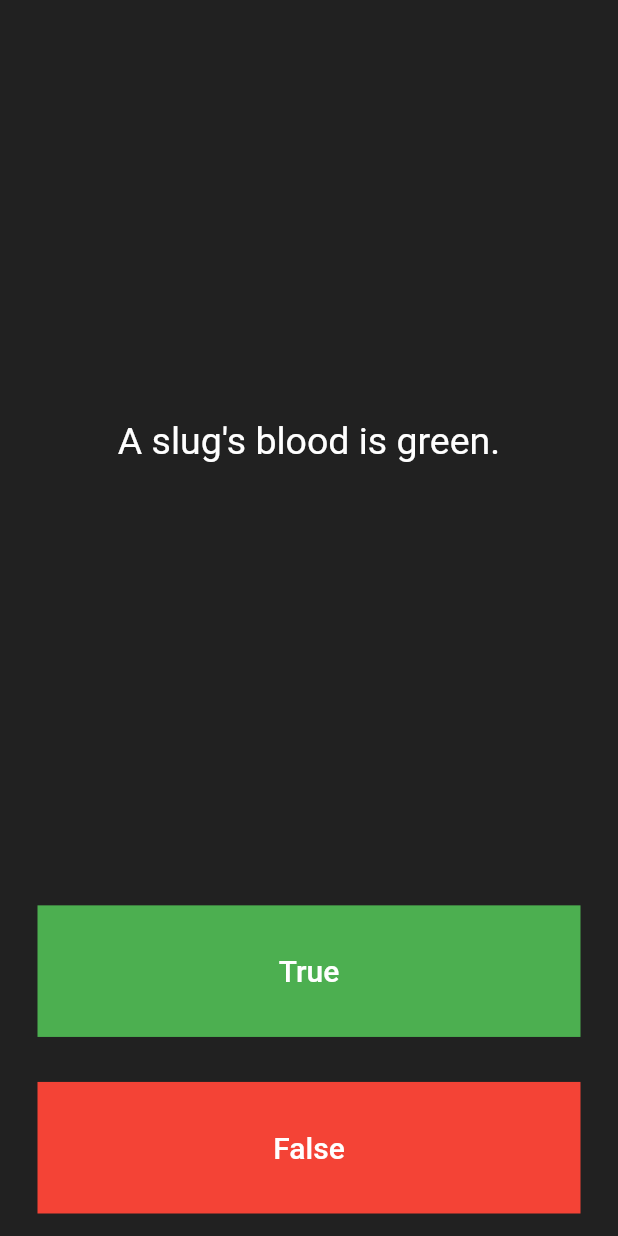
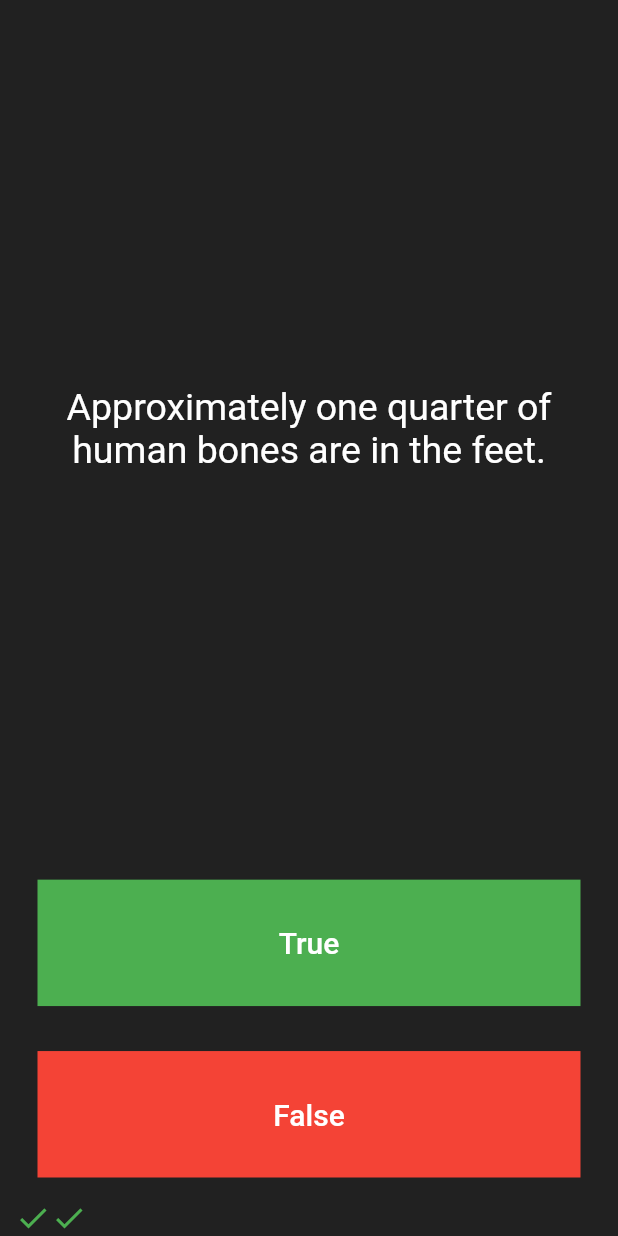
Before and after one commit to daksh1069/quizzler_flutter, a Flutter app: the screen it shows after launch, after a tap on "True", after a tap on "False", on a phone screen of 412 x 824 dp. Run offline on Flutter 3.47's test engine with Material 2 defaults, Android fonts, the phone set to English and light mode, and no system bars; our stand-ins replace rflutter_alert.

Commit message:
final Commit

```diff
--- a/lib/main.dart
+++ b/lib/main.dart
@@ -1,4 +1,6 @@
 import 'package:flutter/material.dart';
+import 'quiz_brain.dart';
+import 'package:rflutter_alert/rflutter_alert.dart';
 
 void main() {
   runApp(Quizzler());
@@ -27,14 +29,40 @@ class QuizPage extends StatefulWidget {
 }
 
 class _QuizPageState extends State<QuizPage> {
+  QuizBrain quizBrain = QuizBrain();
   List<Icon> scoreKeeper = [];
-  List<String> questions = [
-    'You can lead a cow down stairs but not up stairs.',
-    'Approximately one quarter of human bones are in the feet.',
-    'A slug\'s blood is green.'
-  ];
-  List<bool> answers = [false, true, true];
-  int questionNumber = 0;
+
+  checkAnswer(userPickedAnswer) {
+    setState(() {
+      if (quizBrain.isFinished()) {
+        Alert(
+                context: context,
+                title: "Quiz is Complete",
+                desc: "Restarting the Quiz.")
+            .show();
+        quizBrain.reset();
+        scoreKeeper = [];
+      } else {
+        bool correctAnswer = quizBrain.getQuestionAnswer();
+        if (userPickedAnswer == correctAnswer) {
+          scoreKeeper.add(Icon(
+            Icons.check,
+            color: Colors.green,
+          ));
+        } else {
+          scoreKeeper.add(
+            Icon(
+              Icons.close,
+              color: Colors.red,
+            ),
+          );
+        }
+
+        quizBrain.nextQuestion();
+      }
+    });
+  }
+
   @override
   Widget build(BuildContext context) {
     return Column(
@@ -47,7 +75,7 @@ class _QuizPageState extends State<QuizPage> {
             padding: EdgeInsets.all(10.0),
             child: Center(
               child: Text(
-                questions[questionNumber],
+                quizBrain.getQuestionText(),
                 textAlign: TextAlign.center,
                 style: TextStyle(
                   fontSize: 25.0,
@@ -71,15 +99,9 @@ class _QuizPageState extends State<QuizPage> {
                   ),
                 ),
                 onPressed: () {
-                  bool correctAnswer = answers[questionNumber];
-                  if (correctAnswer == true) {
-                    print('user got it right');
-                  } else {
-                    print('user got it wrong');
-                  }
-                  setState(() {
-                    questionNumber++;
-                  });
+                  bool correctAnswer = quizBrain.getQuestionAnswer();
+                  checkAnswer(true);
+
                   //The user picked true.
                 },
               ),
@@ -100,15 +122,8 @@ class _QuizPageState extends State<QuizPage> {
                   ),
                 ),
                 onPressed: () {
-                  bool correctAnswer = answers[questionNumber];
-                  if (correctAnswer == false) {
-                    print('user got it right');
-                  } else {
-                    print('user got it wrong');
-                  }
-                  setState(() {
-                    questionNumber++;
-                  });
+                  bool correctAnswer = quizBrain.getQuestionAnswer();
+                  checkAnswer(false);
                   //The user picked true.
                 },
               ),
--- /dev/null
+++ b/lib/questions.dart
@@ -0,0 +1,8 @@
+class Question {
+  String questionText = '';
+  bool questionAnswer = true;
+  Question(String q, bool a) {
+    questionText = q;
+    questionAnswer = a;
+  }
+}
--- /dev/null
+++ b/lib/quiz_brain.dart
@@ -0,0 +1,59 @@
+import 'questions.dart';
+import 'main.dart';
+
+class QuizBrain {
+  int _questionNumber = 0;
+  List<Question> _questionBank = [
+    Question('Some cats are actually allergic to humans', true),
+    Question('You can lead a cow down stairs but not up stairs.', false),
+    Question('Approximately one quarter of human bones are in the feet.', true),
+    Question('A slug\'s blood is green.', true),
+    Question('Buzz Aldrin\'s mother\'s maiden name was \"Moon\".', true),
+    Question('It is illegal to pee in the Ocean in Portugal.', true),
+    Question(
+        'No piece of square dry paper can be folded in half more than 7 times.',
+        false),
+    Question(
+        'In London, UK, if you happen to die in the House of Parliament, you are technically entitled to a state funeral, because the building is considered too sacred a place.',
+        true),
+    Question(
+        'The loudest sound produced by any animal is 188 decibels. That animal is the African Elephant.',
+        false),
+    Question(
+        'The total surface area of two human lungs is approximately 70 square metres.',
+        true),
+    Question('Google was originally called \"Backrub\".', true),
+    Question(
+        'Chocolate affects a dog\'s heart and nervous system; a few ounces are enough to kill a small dog.',
+        true),
+    Question(
+        'In West Virginia, USA, if you accidentally hit an animal with your car, you are free to take it home to eat.',
+        true),
+  ];
+
+  void nextQuestion() {
+    if (_questionNumber < _questionBank.length - 1) {
+      _questionNumber++;
+    } else {}
+  }
+
+  String getQuestionText() {
+    return _questionBank[_questionNumber].questionText;
+  }
+
+  bool getQuestionAnswer() {
+    return _questionBank[_questionNumber].questionAnswer;
+  }
+
+  void reset() {
+    _questionNumber = 0;
+  }
+
+  bool isFinished() {
+    if (_questionNumber == _questionBank.length - 1) {
+      return true;
+    } else {
+      return false;
+    }
+  }
+}
--- a/pubspec.yaml
+++ b/pubspec.yaml
@@ -23,7 +23,7 @@ environment:
 dependencies:
   flutter:
     sdk: flutter
-
+  rflutter_alert: ^2.0.2
 
   # The following adds the Cupertino Icons font to your application.
   # Use with the CupertinoIcons class for iOS style icons.
```
Also changed, not shown: pubspec.lock.
